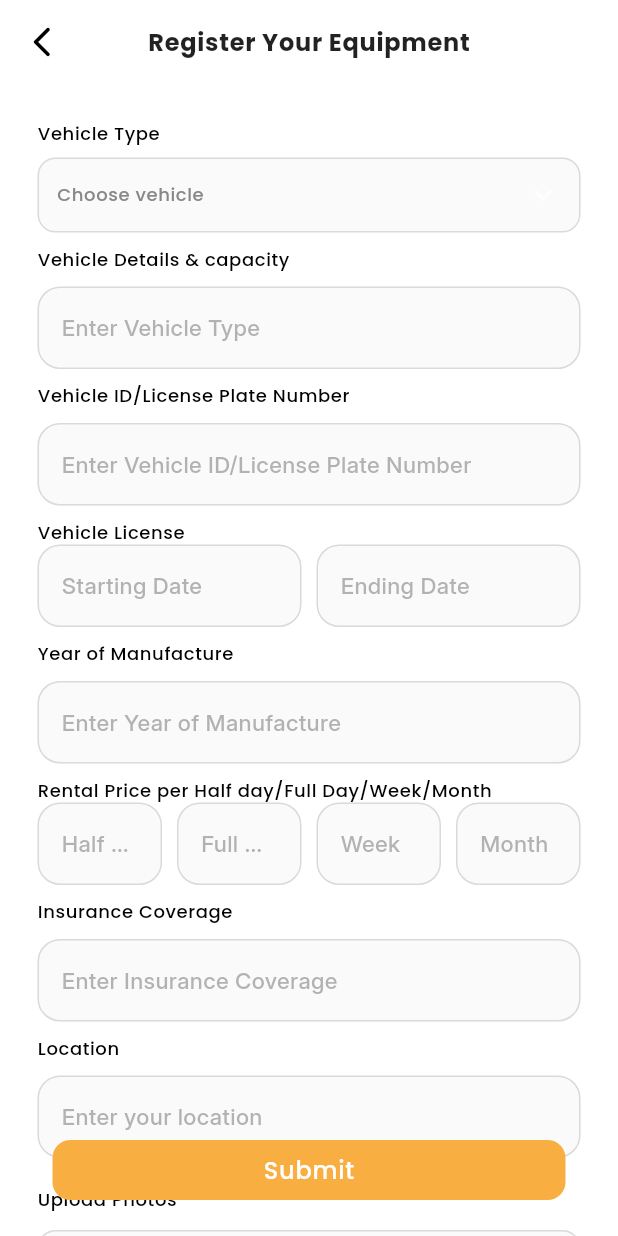
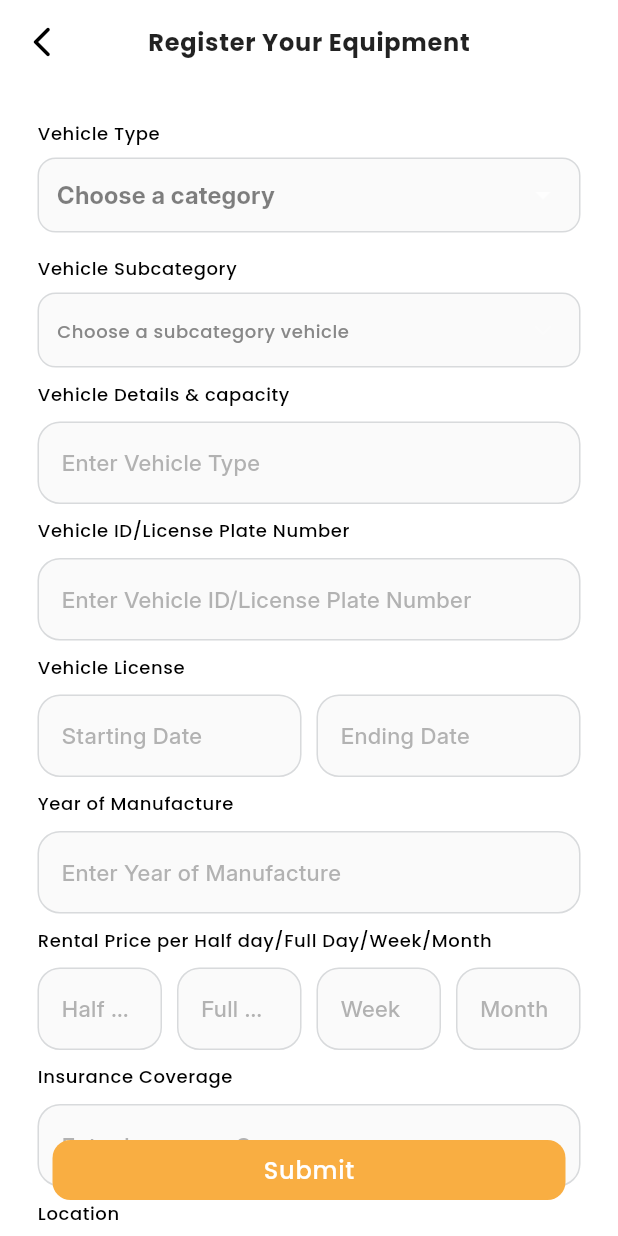
Before and after one commit to bijithintersmart/ibuild_vendor_app, a Flutter app: the AddEquipmentScreen screen opened by its route, on a phone screen of 412 x 824 dp. Run offline on Flutter 3.47's test engine with Material 3 defaults, Android fonts, the phone set to English and light mode, and no system bars; our stand-ins replace badges, cached_network_image, carousel_slider, connectivity_plus, dio, equatable and 17 more; missing offline and left inert: dio_smart_retry, forui, open_settings_plus, talker_logger; accounts and stored records are empty.

Commit message:
refactor: update vehicle type dropdown to enhance user experience and improve code structure

```diff
--- a/lib/features/booking/presentation/widgets/pending_card_widget.dart
+++ b/lib/features/booking/presentation/widgets/pending_card_widget.dart
@@ -64,7 +64,7 @@ class PendingCardWidget extends StatelessWidget {
                 ],
               ),
               child: Text(
-                'Waiting for Approval',
+                'Rejected',
                 style: Theme.of(context)
                     .textTheme
                     .bodySmall!
--- a/lib/features/home/presentation/widgets/home_pending_order_widget.dart
+++ b/lib/features/home/presentation/widgets/home_pending_order_widget.dart
@@ -29,9 +29,10 @@ class _HomePendingOrderWidgetState extends State<HomePendingOrderWidget> {
               height: 10,
             ),
             shrinkWrap: true,
-            itemCount: 4,
+            itemCount: 3,
             itemBuilder: (_, i) {
               return ListTile(
+                tileColor: Colors.grey.withOpacity(.1),
                 shape: RoundedRectangleBorder(
                     borderRadius: BorderRadius.circular(10),
                     side: BorderSide(
--- a/lib/features/register_equipment/presentation/pages/add_equipment.dart
+++ b/lib/features/register_equipment/presentation/pages/add_equipment.dart
@@ -52,7 +52,7 @@ class _AddEquipmentScreenState extends State<AddEquipmentScreen> {
             const SizedBox(
               height: 10,
             ),
-            const CategorizedVehicleDropdowns(),
+            const CategoryDropdown(),
             const SizedBox(
               height: 10,
             ),
@@ -80,6 +80,9 @@ class _AddEquipmentScreenState extends State<AddEquipmentScreen> {
                     color: Colors.black,
                     fontSize: 12,
                   ),
+            ),
+            const SizedBox(
+              height: 10,
             ),
             Row(
               children: [
@@ -122,6 +125,9 @@ class _AddEquipmentScreenState extends State<AddEquipmentScreen> {
                     color: Colors.black,
                     fontSize: 12,
                   ),
+            ),
+            const SizedBox(
+              height: 10,
             ),
             Row(
               children: [
--- a/lib/features/register_equipment/presentation/widgets/vehicle_type_widget.dart
+++ b/lib/features/register_equipment/presentation/widgets/vehicle_type_widget.dart
@@ -1,44 +1,30 @@
 import 'package:flutter/material.dart';
 import 'package:ibuild_vendor/core/theme/app_colors.dart';
 
-class CategorizedVehicleDropdowns extends StatefulWidget {
-  const CategorizedVehicleDropdowns({super.key});
+class CategoryDropdown extends StatefulWidget {
+  const CategoryDropdown({super.key});
 
   @override
-  State<CategorizedVehicleDropdowns> createState() =>
-      _CategorizedVehicleDropdownsState();
+  State<CategoryDropdown> createState() => _CategoryDropdownState();
 }
 
-class _CategorizedVehicleDropdownsState
-    extends State<CategorizedVehicleDropdowns> {
-  final Map<String, List<String>> vehicleCategories = {
-    'Construction Vehicles': [
-      'Excavator',
-      'Bulldozer',
-      'Wheel Loader',
-      'Backhoe Loader',
-      'Motor Grader',
-      'Crawler Dozer',
-    ],
-    // 'Mining Vehicles': [
-    //   'Dump Truck',
-    //   'Articulated Hauler',
-    //   'Mining Truck',
-    //   'Dragline Excavator',
-    // ],
-  };
+class _CategoryDropdownState extends State<CategoryDropdown> {
+  String? selectedCategory;
+  String? selectedSubcategory;
 
-  final Map<String, String?> selectedVehicles = {
-    'Construction Vehicles': null,
-    'Mining Vehicles': null,
-  };
+  List<String> get subcategories {
+    return selectedCategory != null
+        ? categoryData[selectedCategory!] ?? []
+        : [];
+  }
 
-  Widget _buildStyledDropdown(String category, List<String> items) {
+  @override
+  Widget build(BuildContext context) {
     return Column(
       crossAxisAlignment: CrossAxisAlignment.start,
       children: [
         Text(
-          "Vehicle Type",
+          'Vehicle Type',
           style: Theme.of(context).textTheme.bodySmall!.copyWith(
                 color: Colors.black,
                 fontSize: 12,
@@ -49,40 +35,103 @@ class _CategorizedVehicleDropdownsState
           padding: const EdgeInsets.symmetric(horizontal: 12),
           decoration: BoxDecoration(
             color: AppColors.greyLight,
-            border: Border.all(color: AppColors.borderGrey,
+            border: Border.all(
+              color: AppColors.borderGrey,
             ),
             borderRadius: BorderRadius.circular(12),
           ),
           child: DropdownButtonFormField<String>(
-            value: selectedVehicles[category],
-            hint: Text(
-              "Choose vehicle",
-              style: Theme.of(context).textTheme.bodySmall!.copyWith(
-                    color: AppColors.grey,
-                    fontSize: 12,
-                  ),
-            ),
-            icon: const Icon(Icons.keyboard_arrow_down),
+            isExpanded: true,
             decoration: const InputDecoration(
+              hintText: 'Choose a category',
               border: InputBorder.none,
               focusedBorder: InputBorder.none,
               enabledBorder: InputBorder.none,
+              contentPadding: EdgeInsets.symmetric(vertical: 12),
             ),
-            items: items.map((String vehicle) {
-              return DropdownMenuItem<String>(
-                value: vehicle,
+            value: selectedCategory,
+            items: categoryData.keys.map((category) {
+              return DropdownMenuItem(
+                value: category,
                 child: Row(
                   children: [
-                    const Icon(Icons.local_shipping, size: 18),
+                    Icon(categoryIcons[category] ?? Icons.category),
                     const SizedBox(width: 8),
-                    Text(vehicle),
+                    Expanded(
+                      child: Text(
+                        category,
+                        style: Theme.of(context).textTheme.bodyMedium,
+                      ),
+                    ),
                   ],
                 ),
               );
             }).toList(),
             onChanged: (value) {
               setState(() {
-                selectedVehicles[category] = value;
+                selectedCategory = value;
+                selectedSubcategory = null;
+              });
+            },
+          ),
+        ),
+        const SizedBox(height: 16),
+        Text(
+          'Vehicle Subcategory',
+          style: Theme.of(context).textTheme.bodySmall!.copyWith(
+                color: Colors.black,
+                fontSize: 12,
+              ),
+        ),
+        const SizedBox(height: 8),
+        Container(
+          padding: const EdgeInsets.symmetric(horizontal: 12),
+          decoration: BoxDecoration(
+            color: AppColors.greyLight,
+            border: Border.all(
+              color: AppColors.borderGrey,
+            ),
+            borderRadius: BorderRadius.circular(12),
+          ),
+          child: DropdownButtonFormField<String>(
+            hint: Text(
+              "Choose a subcategory vehicle",
+              style: Theme.of(context).textTheme.bodySmall!.copyWith(
+                    color: AppColors.grey,
+                    fontSize: 12,
+                  ),
+            ),
+            isExpanded: true,
+            icon: const Icon(Icons.keyboard_arrow_down),
+            decoration: const InputDecoration(
+              hintText: 'Choose a subcategory',
+              border: InputBorder.none,
+              focusedBorder: InputBorder.none,
+              enabledBorder: InputBorder.none,
+              contentPadding: EdgeInsets.symmetric(vertical: 12),
+            ),
+            value: selectedSubcategory,
+            items: subcategories.map((subcategory) {
+              return DropdownMenuItem(
+                value: subcategory,
+                child: Row(
+                  children: [
+
+                    const Icon(Icons.subdirectory_arrow_right),
+                    const SizedBox(width: 8),
+                    Expanded(
+                      child: Text(subcategory,
+                          maxLines: 1,
+                          overflow: TextOverflow.ellipsis,
+                          style: Theme.of(context).textTheme.bodyMedium),
+                    ),
+                  ],
+                ),
+              );
+            }).toList(),
+            onChanged: (value) {
+              setState(() {
+                selectedSubcategory = value;
               });
             },
           ),
@@ -90,13 +139,88 @@ class _CategorizedVehicleDropdownsState
       ],
     );
   }
+}
 
-  @override
-  Widget build(BuildContext context) {
-    return Column(
-      children: vehicleCategories.entries.map((entry) {
-        return _buildStyledDropdown(entry.key, entry.value);
-      }).toList(),
-    );
-  }
-}
+final Map<String, List<String>> categoryData = {
+  'Mobile Crane': [
+    '25 Ton, Mobile Crane',
+    '50 Ton, Mobile Crane',
+    '60 Ton, Mobile Crane',
+    '80 Ton, Mobile Crane',
+    '100 Ton, Mobile Crane',
+    '120 Ton, Mobile Crane',
+    '150 Ton, Mobile Crane',
+    '180 Ton, Mobile Crane',
+    '200 Ton, Mobile Crane',
+    '220 Ton, Mobile Crane',
+    '250 Ton, Mobile Crane',
+    '280 Ton, Mobile Crane',
+  ],
+  'Boom Truck Crane': [
+    '6 Ton, Boom Truck Crane',
+    '8 Ton, Boom Truck Crane',
+    '10 Ton, Boom Truck Crane',
+  ],
+  'Tower Crane': [
+    '6 Ton, 45 Mt. Tower Crane',
+    '50 Ton, 50 Mt. Tower Crane',
+    '60 Ton, 60 Mt. Tower Crane',
+    '80 Ton, 70 Mt. Tower Crane',
+    '100 Ton, 85 Mt. Tower Crane',
+  ],
+  'Dump Truck': [
+    '18 M3, Dump Truck',
+    '30 M3, Dump Truck',
+  ],
+  'Loader Tractor': [
+    'Loader Tractor',
+  ],
+  'Excavator': [
+    'Excavator with Lowbed Trail',
+    'Excavator without Lowbed Trail',
+    'Jack Hammer Excavator With Lowbed Trail',
+    'Jack Hammer Excavator Without Lowbed Trail',
+    'JCB Excavator',
+  ],
+  'Trailer': [
+    'Lowbed Trail',
+  ],
+  'Compactor': [
+    'Roller Compactor',
+    'Double Wheel Compactor',
+    'Plate Compactor',
+  ],
+  'Generator': [
+    '20 KW, Diesel Generator',
+    '30 KW, Diesel Generator',
+    '40 KW, Diesel Generator',
+    '50 KW, Diesel Generator',
+    '60 KW, Diesel Generator',
+    '80 KW, Diesel Generator',
+    '100 KW, Diesel Generator',
+    '120 KW, Diesel Generator',
+    '150 KW, Diesel Generator',
+    '160 KW, Diesel Generator',
+    '200 KW, Diesel Generator',
+  ],
+  'Bobcat': [
+    'Bobcat',
+  ],
+  'Forklift': [
+    'Forklift',
+  ],
+};
+
+final Map<String, IconData> categoryIcons = {
+  'Mobile Crane': Icons.precision_manufacturing,
+  'Boom Truck Crane': Icons.local_shipping,
+  'Tower Crane': Icons.account_tree,
+  'Dump Truck': Icons.directions_bus,
+  'Loader Tractor': Icons.agriculture,
+  'Excavator': Icons.construction,
+  'Trailer': Icons.tram,
+  'Compactor': Icons.settings,
+  'Generator': Icons.power,
+  'Bobcat': Icons.pets,
+  'Forklift': Icons.local_shipping,
+};
--- a/packages/animate_equipment_view/lib/src/equipment_view.dart
+++ b/packages/animate_equipment_view/lib/src/equipment_view.dart
@@ -34,7 +34,9 @@ class AnimatedEquipmentCard extends StatelessWidget {
   }
 
   Widget _buildListViewCard(BuildContext context) {
-    return Container(
+    return AnimatedContainer(
+      duration: Duration(milliseconds: 300),
+      curve: Curves.easeIn,
       margin: const EdgeInsets.only(bottom: 16),
       decoration: BoxDecoration(
         color: AppColors.cardGrey,
@@ -71,7 +73,9 @@ class AnimatedEquipmentCard extends StatelessWidget {
       children: [
         Align(
           alignment: Alignment.bottomCenter,
-          child: Container(
+          child: AnimatedContainer(
+            duration: Duration(milliseconds: 300),
+            curve: Curves.easeIn,
             height: 150,
             padding: const EdgeInsets.symmetric(horizontal: 15, vertical: 10),
             decoration: BoxDecoration(
@@ -137,7 +141,9 @@ class AnimatedEquipmentCard extends StatelessWidget {
           top: 25,
           left: -7,
           right: -7,
-          child: Container(
+          child: AnimatedContainer(
+            duration: Duration(milliseconds: 300),
+            curve: Curves.easeIn,
             clipBehavior: Clip.antiAlias,
             height: 140,
             margin: const EdgeInsets.symmetric(horizontal: 25, vertical: 10),
@@ -165,7 +171,9 @@ class AnimatedEquipmentCard extends StatelessWidget {
     BoxFit fit = BoxFit.cover,
     required BorderRadius borderRadius,
   }) {
-    return Container(
+    return AnimatedContainer(
+      duration: Duration(milliseconds: 300),
+      curve: Curves.easeIn,
       height: height,
       width: viewType == CardViewType.grid ? 90 : null,
       decoration: BoxDecoration(
```
Also changed, not shown: 4 other files.
